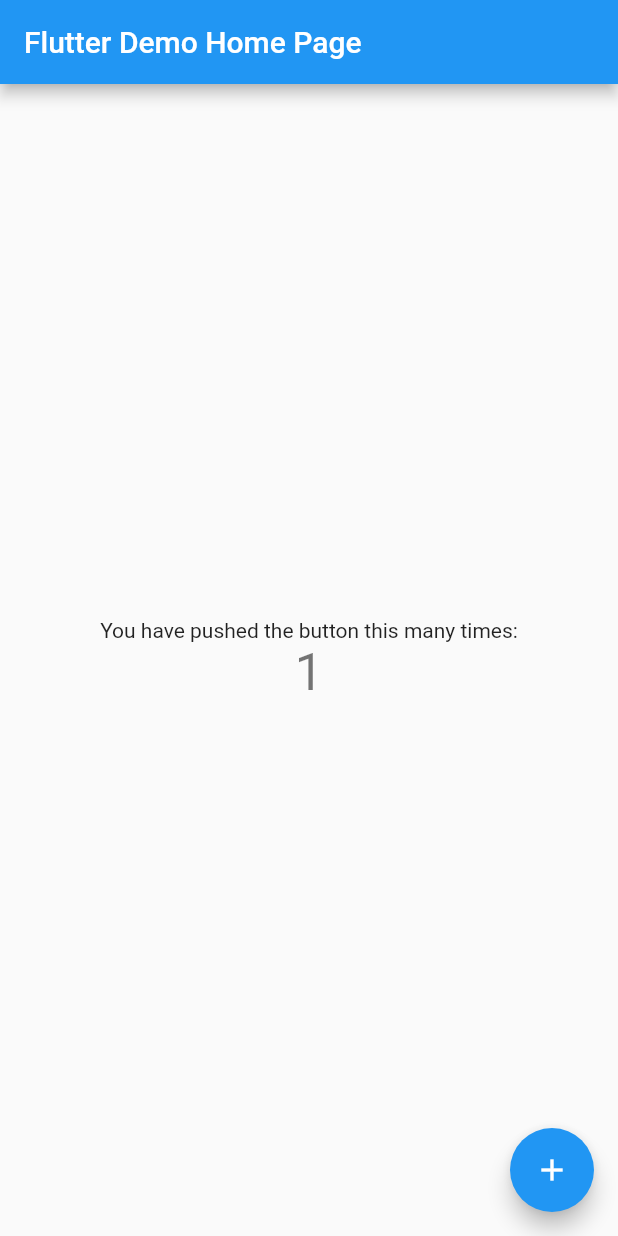
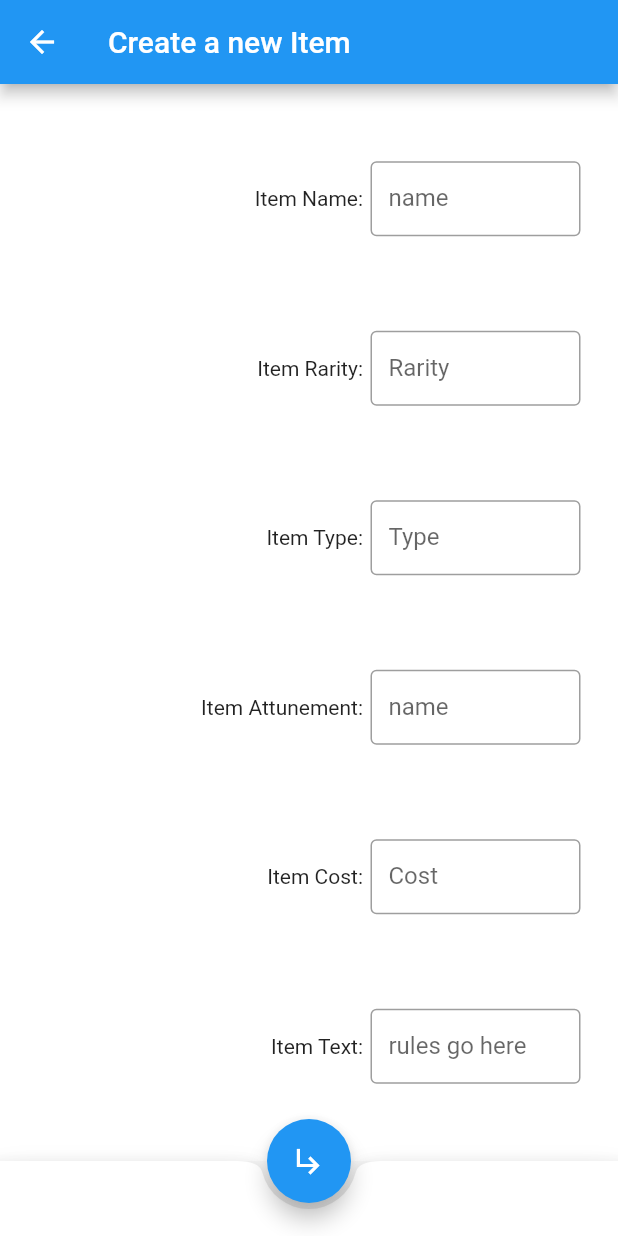
Before and after one commit to Guy-Axelburg/assignment4_hobby_app, a Flutter app: the screen it shows after launch, after a tap on the "add" icon, on a phone screen of 412 x 824 dp. Run offline on Flutter 3.47's test engine with Material 2 defaults, Android fonts, the phone set to English and light mode, and no system bars.

Commit message:
2nd commit

```diff
--- a/lib/main.dart
+++ b/lib/main.dart
@@ -1,115 +1,319 @@
+import 'package:flutter/cupertino.dart';
 import 'package:flutter/material.dart';
 
 void main() {
-  runApp(const MyApp());
+  runApp(MaterialApp(home: const HomePage(), routes: <String, WidgetBuilder>{
+    "/HomePage": (BuildContext context) => const HomePage(),
+    "/createNew": (BuildContext context) => const createNew(),
+    "/editExisting": (BuildContext context) => const editExisting(),
+    "/repository":(BuildContext context) => const repository(),
+
+  }));
 }
 
-class MyApp extends StatelessWidget {
-  const MyApp({Key? key}) : super(key: key);
 
-  // This widget is the root of your application.
+//first page
+class HomePage extends StatefulWidget {
+  const HomePage({Key? key}) : super(key: key);
+
+  @override
+  _HomePage createState() => _HomePage();
+}
+
+class _HomePage extends State<HomePage> {
   @override
   Widget build(BuildContext context) {
-    return MaterialApp(
-      title: 'Flutter Demo',
-      theme: ThemeData(
-        // This is the theme of your application.
-        //
-        // Try running your application with "flutter run". You'll see the
-        // application has a blue toolbar. Then, without quitting the app, try
-        // changing the primarySwatch below to Colors.green and then invoke
-        // "hot reload" (press "r" in the console where you ran "flutter run",
-        // or simply save your changes to "hot reload" in a Flutter IDE).
-        // Notice that the counter didn't reset back to zero; the application
-        // is not restarted.
-        primarySwatch: Colors.blue,
-      ),
-      home: const MyHomePage(title: 'Flutter Demo Home Page'),
-    );
+    return Scaffold(
+        appBar: AppBar(
+            title: const Text("D&D Magic Item Creator"),
+            backgroundColor: Colors.red),
+        body: ListView(
+          padding: const EdgeInsets.symmetric(horizontal: 20.0),
+          children: [
+            Center(
+                child: Column(
+                    mainAxisAlignment: MainAxisAlignment.start,
+                    children: <Widget>[
+                      const Text("\nD&D Magic Item Creator",
+                          style: TextStyle(fontSize: 24.0)),
+                      const Divider(
+                          height: 20, thickness: 5, color: Colors.blue),
+                      const Text("Create New Item"),
+                      IconButton(
+                          icon: const Icon(Icons.add, color: Colors.red),
+                          iconSize: 70,
+                          onPressed: () {
+                            Navigator.of(context).pushNamed("/createNew");
+                          }),
+                      const Text("Edit Existing Item"),
+                      IconButton(
+                          icon: const Icon(Icons.edit, color: Colors.yellow),
+                          iconSize: 70,
+                          onPressed: () {
+                            Navigator.of(context).pushNamed("/editExisting");
+                          }),
+                      const Text("Item Repository"),
+                      IconButton(
+                          icon: const Icon(
+                              Icons.folder, color: Colors.orangeAccent),
+                          iconSize: 70,
+                          onPressed: () {
+                            Navigator.of(context).pushNamed("/repository");
+                          })
+                    ]))
+          ],
+        ));
   }
+
+
 }
 
-class MyHomePage extends StatefulWidget {
-  const MyHomePage({Key? key, required this.title}) : super(key: key);
 
-  // This widget is the home page of your application. It is stateful, meaning
-  // that it has a State object (defined below) that contains fields that affect
-  // how it looks.
+class newItem {
 
-  // This class is the configuration for the state. It holds the values (in this
-  // case the title) provided by the parent (in this case the App widget) and
-  // used by the build method of the State. Fields in a Widget subclass are
-  // always marked "final".
+  String itemName ="";
+  String itemRarity ="";
+  String itemType = "";
+  String itemAttunement = "";
+  String itemCost = "";
+  String itemText = "";
 
-  final String title;
+  newItem(this.itemName, this.itemRarity, this.itemType, this.itemAttunement, this.itemCost,this.itemText);
+
+}
+
+
+
+//2nd page
+class createNew extends StatefulWidget {
+  const createNew({Key? key}) : super(key: key);
 
   @override
-  State<MyHomePage> createState() => _MyHomePageState();
+  _createNew createState() => _createNew();
 }
 
-class _MyHomePageState extends State<MyHomePage> {
-  int _counter = 0;
 
-  void _incrementCounter() {
-    setState(() {
-      // This call to setState tells the Flutter framework that something has
-      // changed in this State, which causes it to rerun the build method below
-      // so that the display can reflect the updated values. If we changed
-      // _counter without calling setState(), then the build method would not be
-      // called again, and so nothing would appear to happen.
-      _counter++;
-    });
+//THIS MIGHT NEED TO BE IN A DIFFERENT CLASS??
+//IDK MIGHT BE BETTER OUT HERE ON IT'S OWN
+class _createNew extends State<createNew> {
+
+  static TextEditingController controller1 = TextEditingController();
+  static TextEditingController controller2 = TextEditingController();
+  static TextEditingController controller3 = TextEditingController();
+  static TextEditingController controller4 = TextEditingController();
+  static TextEditingController controller5 = TextEditingController();
+  static TextEditingController controller6 = TextEditingController();
+
+
+  void dispose() {
+    controller1.dispose();
+    controller2.dispose();
+    controller3.dispose();
+    controller4.dispose();
+    controller5.dispose();
+    controller6.dispose();
   }
+
+  newItem _submit(){
+
+    newItem newSubmisson = new newItem(controller1.text!, controller2.text!, controller3.text!,
+        controller4.text!, controller5.text!, controller6.text!);
+
+    //FIGURE OUT HOW TO RETURN AN OBJECT HOW YOU WANT IT TO
+    return{
+      newSubmisson
+    };
+
+  }
+
+  Widget entry1 = Row(
+
+    crossAxisAlignment: CrossAxisAlignment.center,
+    mainAxisAlignment: MainAxisAlignment.end,
+    textBaseline: TextBaseline.alphabetic,
+    children: <Widget>[
+      Text("Item Name:"),
+      Container(
+          width: 150.0,
+          height: 60.0,
+          padding: EdgeInsets.all(5.0),
+          child: TextField(
+            decoration: const InputDecoration(
+              border: OutlineInputBorder(),
+              labelText: "name ",
+            ),
+
+            controller: controller1,
+            keyboardType: TextInputType.text,
+          ))
+    ],
+  );
+//1st text entry field
+
+  Widget entry2 = Row(
+
+    crossAxisAlignment: CrossAxisAlignment.center,
+    mainAxisAlignment: MainAxisAlignment.end,
+    textBaseline: TextBaseline.alphabetic,
+    children: <Widget>[
+      Text("Item Rarity:"),
+      Container(
+          width: 150.0,
+          height: 60.0,
+          padding: EdgeInsets.all(5.0),
+          child: TextField(
+            decoration: const InputDecoration(
+              border: OutlineInputBorder(),
+              labelText: "Rarity ",
+            ),
+
+            controller: controller2,
+            keyboardType: TextInputType.text,
+          ))
+    ],
+  );
+//2nd text entry field
+
+  Widget entry3 = Row(
+
+    crossAxisAlignment: CrossAxisAlignment.center,
+    mainAxisAlignment: MainAxisAlignment.end,
+    textBaseline: TextBaseline.alphabetic,
+    children: <Widget>[
+      Text("Item Type:"),
+      Container(
+          width: 150.0,
+          height: 60.0,
+          padding: EdgeInsets.all(5.0),
+          child: TextField(
+            decoration: const InputDecoration(
+              border: OutlineInputBorder(),
+              labelText: "Type ",
+            ),
+
+            controller: controller3,
+            keyboardType: TextInputType.text,
+          ))
+    ],
+  );
+//3rd text entry field
+
+  Widget entry4 = Row(
+
+    crossAxisAlignment: CrossAxisAlignment.center,
+    mainAxisAlignment: MainAxisAlignment.end,
+    textBaseline: TextBaseline.alphabetic,
+    children: <Widget>[
+      Text("Item Attunement:"),
+      Container(
+          width: 150.0,
+          height: 60.0,
+          padding: EdgeInsets.all(5.0),
+          child: TextField(
+            decoration: const InputDecoration(
+              border: OutlineInputBorder(),
+              labelText: "name ",
+            ),
+
+            controller: controller4,
+            keyboardType: TextInputType.text,
+          ))
+    ],
+  );
+//4ths text entry field
+
+  Widget entry5 = Row(
+
+    crossAxisAlignment: CrossAxisAlignment.center,
+    mainAxisAlignment: MainAxisAlignment.end,
+    textBaseline: TextBaseline.alphabetic,
+    children: <Widget>[
+      Text("Item Cost:"),
+      Container(
+          width: 150.0,
+          height: 60.0,
+          padding: EdgeInsets.all(5.0),
+          child: TextField(
+            decoration: const InputDecoration(
+              border: OutlineInputBorder(),
+              labelText: "Cost ",
+            ),
+
+            controller: controller5,
+            keyboardType: TextInputType.text,
+          ))
+    ],
+  );
+//5th text entry field
+
+  Widget entry6 = Row(
+
+    crossAxisAlignment: CrossAxisAlignment.center,
+    mainAxisAlignment: MainAxisAlignment.end,
+    textBaseline: TextBaseline.alphabetic,
+    children: <Widget>[
+      Text("Item Text:"),
+      Container(
+          width: 150.0,
+          height: 60.0,
+          padding: EdgeInsets.all(5.0),
+          child: TextField(
+            decoration: const InputDecoration(
+              border: OutlineInputBorder(),
+              labelText: "rules go here ",
+            ),
+
+            controller: controller6,
+            keyboardType: TextInputType.text,
+          ))
+    ],
+  );
+//6th text entry field
+
+
 
   @override
   Widget build(BuildContext context) {
-    // This method is rerun every time setState is called, for instance as done
-    // by the _incrementCounter method above.
-    //
-    // The Flutter framework has been optimized to make rerunning build methods
-    // fast, so that you can just rebuild anything that needs updating rather
-    // than having to individually change instances of widgets.
     return Scaffold(
-      appBar: AppBar(
-        // Here we take the value from the MyHomePage object that was created by
-        // the App.build method, and use it to set our appbar title.
-        title: Text(widget.title),
-      ),
-      body: Center(
-        // Center is a layout widget. It takes a single child and positions it
-        // in the middle of the parent.
-        child: Column(
-          // Column is also a layout widget. It takes a list of children and
-          // arranges them vertically. By default, it sizes itself to fit its
-          // children horizontally, and tries to be as tall as its parent.
-          //
-          // Invoke "debug painting" (press "p" in the console, choose the
-          // "Toggle Debug Paint" action from the Flutter Inspector in Android
-          // Studio, or the "Toggle Debug Paint" command in Visual Studio Code)
-          // to see the wireframe for each widget.
-          //
-          // Column has various properties to control how it sizes itself and
-          // how it positions its children. Here we use mainAxisAlignment to
-          // center the children vertically; the main axis here is the vertical
-          // axis because Columns are vertical (the cross axis would be
-          // horizontal).
-          mainAxisAlignment: MainAxisAlignment.center,
-          children: <Widget>[
-            const Text(
-              'You have pushed the button this many times:',
-            ),
-            Text(
-              '$_counter',
-              style: Theme.of(context).textTheme.headline4,
-            ),
-          ],
-        ),
+      appBar: AppBar(title: Text("Create a new Item")),
+      body: Container(
+        padding: EdgeInsets.all(20.0),
+        color: Colors.white,
+        child:  Column(
+          children: [
+            Expanded(child: entry1),
+            Expanded(child: entry2),
+            Expanded(child: entry3),
+            Expanded(child: entry4),
+            Expanded(child: entry5),
+            Expanded(child: entry6),
+
+           ])
+         ),
+
+      bottomNavigationBar: BottomAppBar(
+        shape: const CircularNotchedRectangle(),
+        child: Container(height: 50.0),
       ),
       floatingActionButton: FloatingActionButton(
-        onPressed: _incrementCounter,
-        tooltip: 'Increment',
-        child: const Icon(Icons.add),
-      ), // This trailing comma makes auto-formatting nicer for build methods.
+        onPressed: () =>
+            setState(() {
+              _submit();
+              FocusManager.instance.primaryFocus?.unfocus();
+            }),
+        tooltip: 'Submit button',
+
+        child: const Icon(Icons.subdirectory_arrow_right_outlined),
+      ),
+      floatingActionButtonLocation: FloatingActionButtonLocation.centerDocked,
     );
-  }
+    }
 }
+
+
+
+
+//MAKE EDIT PAGE
+
+
+//MAKE REPOSITORY PAGE
```
